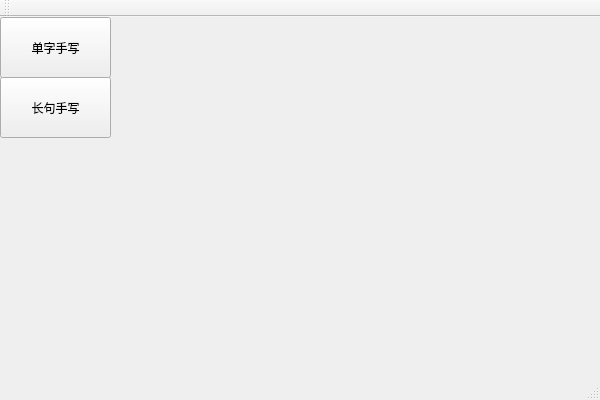
This is LessonCode/week08/homework/handwriting/kmainwindow.ui in icyyoung719/KDevelop-Training as Qt 5 draws it before an edit. The edited form follows.
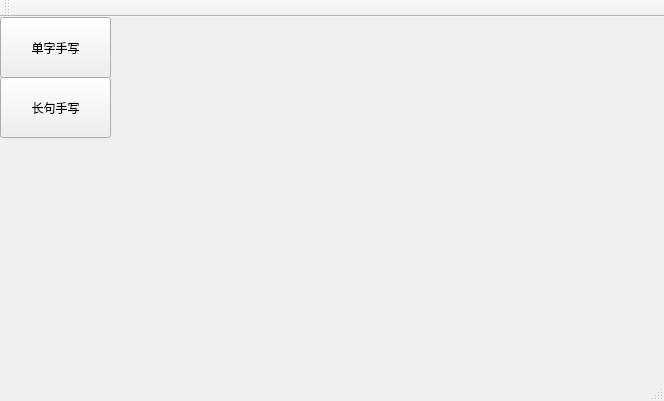
This is the edited form. Custom widgets are drawn as their Qt base class.

The edit to the form file:
```diff
--- a/LessonCode/week08/homework/handwriting/kmainwindow.ui
+++ b/LessonCode/week08/homework/handwriting/kmainwindow.ui
@@ -6,8 +6,8 @@
    <rect>
     <x>0</x>
     <y>0</y>
-    <width>600</width>
-    <height>400</height>
+    <width>664</width>
+    <height>401</height>
    </rect>
   </property>
   <property name="windowTitle">
@@ -43,10 +43,10 @@
    <widget class="ScribbleArea" name="widget" native="true">
     <property name="geometry">
      <rect>
-      <x>250</x>
-      <y>120</y>
-      <width>241</width>
-      <height>141</height>
+      <x>110</x>
+      <y>0</y>
+      <width>381</width>
+      <height>361</height>
      </rect>
     </property>
    </widget>
```
Left out of the diff: 2 changed lines with no effect on the pictures.
